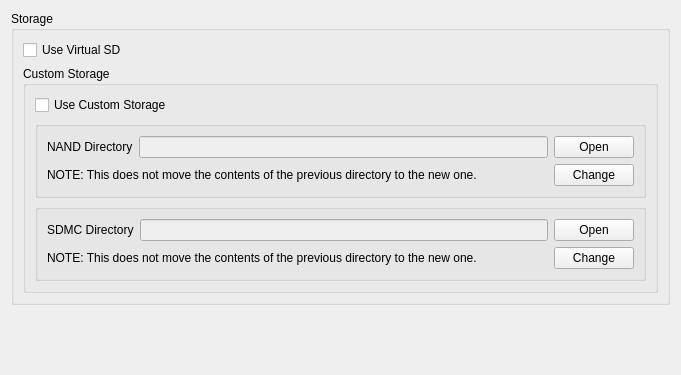
Old version of the form src/citra_qt/configuration/configure_storage.ui in the repository wings110/citra.
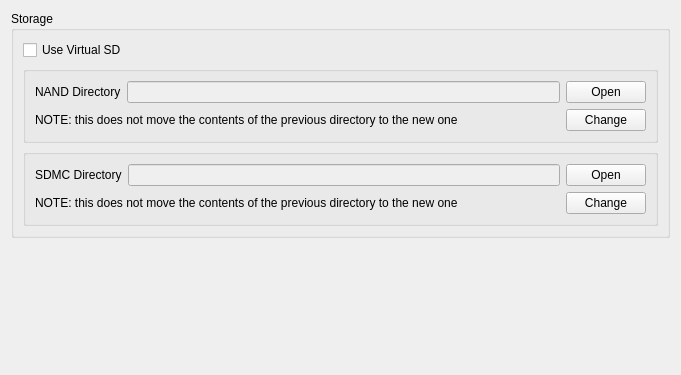
New version of the form.

The edit to the form file:
```diff
--- a/src/citra_qt/configuration/configure_storage.ui
+++ b/src/citra_qt/configuration/configure_storage.ui
@@ -34,19 +34,6 @@
          </layout>
         </item>
         <item>
-         <widget class="QGroupBox" name="custom_storage_group">
-          <property name="title">
-           <string>Custom Storage</string>
-          </property>
-          <layout class="QVBoxLayout" name="verticalLayout_6">
-           <item>
-            <widget class="QCheckBox" name="toggle_custom_storage">
-             <property name="text">
-              <string>Use Custom Storage</string>
-             </property>
-            </widget>
-           </item>
-           <item>
             <widget class="QGroupBox" name="nand_group">
              <property name="title">
               <string/>
@@ -82,7 +69,7 @@
                 <item>
                  <widget class="QLabel" name="label_4">
                   <property name="text">
-                   <string>NOTE: This does not move the contents of the previous directory to the new one.</string>
+                <string>NOTE: this does not move the contents of the previous directory to the new one</string>
                   </property>
                  </widget>
                 </item>
@@ -147,7 +134,7 @@
                 <item>
                  <widget class="QLabel" name="label_3">
                   <property name="text">
-                   <string>NOTE: This does not move the contents of the previous directory to the new one.</string>
+                <string>NOTE: this does not move the contents of the previous directory to the new one</string>
                   </property>
                  </widget>
                 </item>
@@ -172,9 +159,6 @@
                  </widget>
                 </item>
                </layout>
-              </item>
-             </layout>
-            </widget>
            </item>
           </layout>
          </widget>
```
Lines whose indentation alone changed are shown as unchanged.
